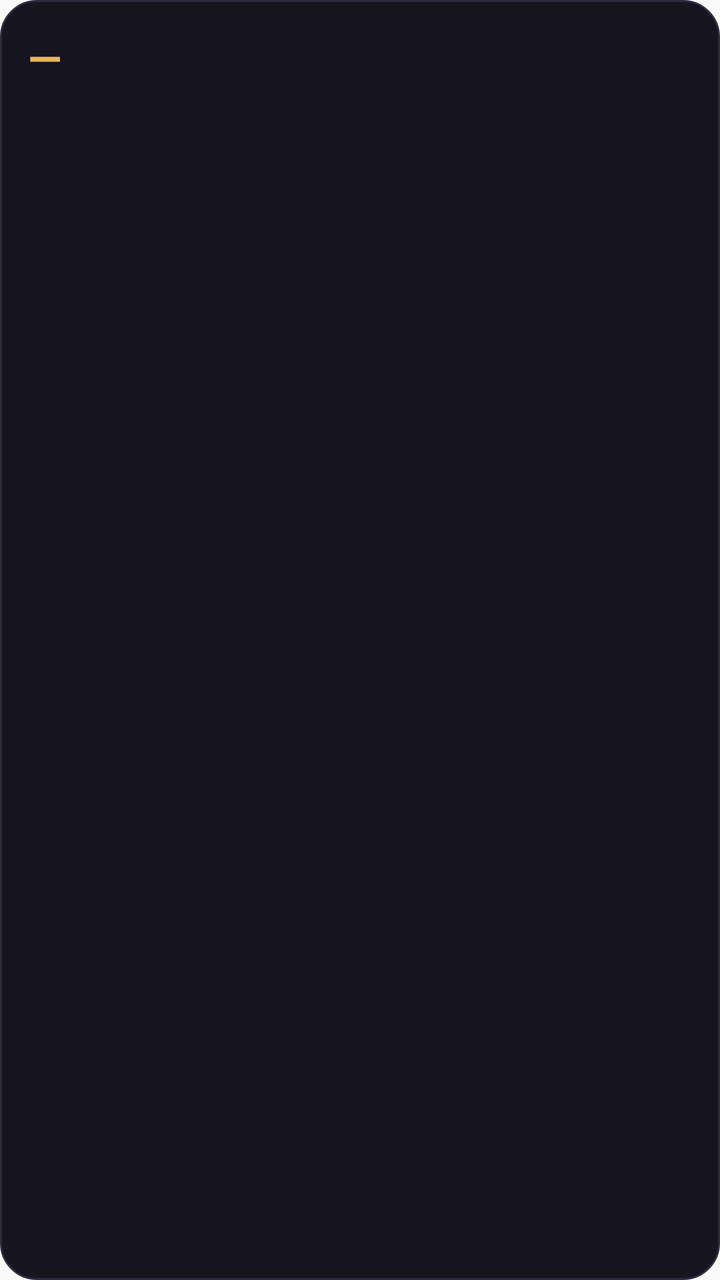
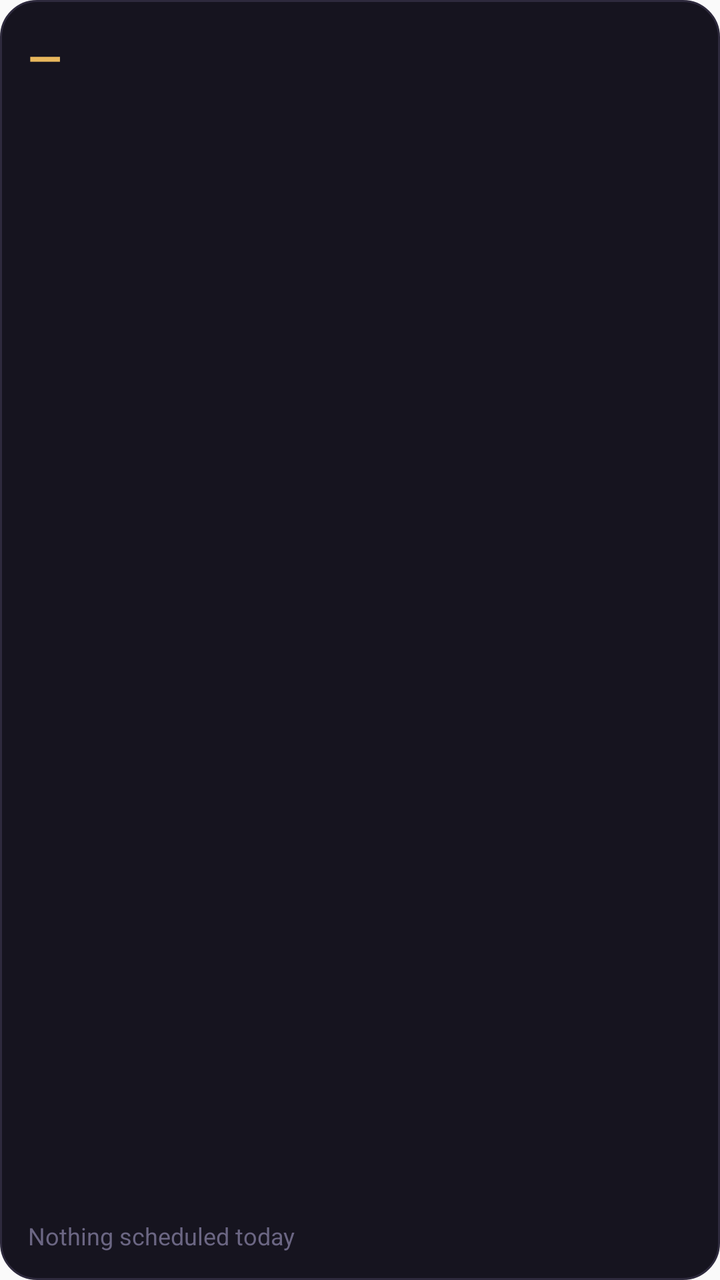

An Android layout rendered at two revisions. The XML below is the earlier revision; the diff shows what the commit changed to produce the second picture.
<!-- AndroidManifest.xml: application theme AppTheme -->
<!-- res/layout/momentum_widget.xml -->
<?xml version="1.0" encoding="utf-8"?>
<LinearLayout xmlns:android="http://schemas.android.com/apk/res/android"
    android:id="@+id/widget_root"
    android:layout_width="match_parent"
    android:layout_height="match_parent"
    android:orientation="vertical"
    android:padding="14dp"
    android:background="@drawable/widget_background">

    <LinearLayout
        android:layout_width="match_parent"
        android:layout_height="wrap_content"
        android:orientation="horizontal"
        android:baselineAligned="true">

        <TextView
            android:id="@+id/widget_progress"
            android:layout_width="wrap_content"
            android:layout_height="wrap_content"
            android:textColor="#E8B75D"
            android:textSize="22sp"
            android:textStyle="bold"
            android:text="@string/widget_placeholder" />

        <TextView
            android:id="@+id/widget_subtitle"
            android:layout_width="0dp"
            android:layout_height="wrap_content"
            android:layout_weight="1"
            android:layout_marginStart="10dp"
            android:textColor="#A29DB8"
            android:textSize="11sp"
            android:maxLines="1"
            android:ellipsize="end"
            android:text="" />
    </LinearLayout>

    <TextView android:id="@+id/row_0" style="@style/MomentumWidgetRow" />
    <TextView android:id="@+id/row_1" style="@style/MomentumWidgetRow" />
    <TextView android:id="@+id/row_2" style="@style/MomentumWidgetRow" />
    <TextView android:id="@+id/row_3" style="@style/MomentumWidgetRow" />

    
    
    <FrameLayout
        android:id="@+id/quit_divider"
        android:layout_width="match_parent"
        android:layout_height="1dp"
        android:layout_marginTop="9dp"
        android:background="#2E2A3D"
        android:visibility="gone" />

    <LinearLayout android:id="@+id/quit_0" style="@style/MomentumWidgetQuitRow">
        <TextView android:id="@+id/quit_0_text" style="@style/MomentumWidgetQuitText" />
        <TextView android:id="@+id/quit_0_urge" style="@style/MomentumWidgetUrge" />
    </LinearLayout>

    <LinearLayout android:id="@+id/quit_1" style="@style/MomentumWidgetQuitRow">
        <TextView android:id="@+id/quit_1_text" style="@style/MomentumWidgetQuitText" />
        <TextView android:id="@+id/quit_1_urge" style="@style/MomentumWidgetUrge" />
    </LinearLayout>
</LinearLayout>
<!-- resources referenced by this layout -->
<resources>
  <!-- drawable widget_background (drawable) -->
  <?xml version="1.0" encoding="utf-8"?>
  <shape xmlns:android="http://schemas.android.com/apk/res/android" android:shape="rectangle">
      <solid android:color="#16141F" />
      <corners android:radius="18dp" />
      <stroke android:width="1dp" android:color="#2E2A3D" />
  </shape>
  <string name="widget_placeholder">—</string>
  <style name="MomentumWidgetQuitRow">
          <item name="android:layout_width">match_parent</item>
          <item name="android:layout_height">wrap_content</item>
          <item name="android:layout_marginTop">6dp</item>
          <item name="android:orientation">horizontal</item>
          <item name="android:gravity">center_vertical</item>
          <item name="android:visibility">gone</item>
      </style>
  <style name="MomentumWidgetQuitText">
          <item name="android:layout_width">0dp</item>
          <item name="android:layout_height">wrap_content</item>
          <item name="android:layout_weight">1</item>
          <item name="android:textColor">#F2EFFA</item>
          <item name="android:textSize">12sp</item>
          <item name="android:maxLines">1</item>
          <item name="android:ellipsize">end</item>
      </style>
  <style name="MomentumWidgetRow">
          <item name="android:layout_width">match_parent</item>
          <item name="android:layout_height">wrap_content</item>
          <item name="android:layout_marginTop">6dp</item>
          <item name="android:textColor">#F2EFFA</item>
          <item name="android:textSize">12sp</item>
          <item name="android:maxLines">1</item>
          <item name="android:ellipsize">end</item>
          <item name="android:visibility">gone</item>
      </style>
  <style name="MomentumWidgetUrge">
          <item name="android:layout_width">wrap_content</item>
          <item name="android:layout_height">wrap_content</item>
          <item name="android:layout_marginStart">8dp</item>
          <item name="android:paddingStart">11dp</item>
          <item name="android:paddingEnd">11dp</item>
          <item name="android:paddingTop">4dp</item>
          <item name="android:paddingBottom">4dp</item>
          <item name="android:background">@drawable/widget_urge</item>
          <item name="android:textColor">#5FC7C0</item>
          <item name="android:textSize">12sp</item>
          <item name="android:textStyle">bold</item>
          <item name="android:text">@string/widget_urge</item>
      </style>
  <style name="AppTheme" parent="Theme.AppCompat.Light.DarkActionBar">
          
          <item name="colorPrimary">@color/colorPrimary</item>
          <item name="colorPrimaryDark">@color/colorPrimaryDark</item>
          <item name="colorAccent">@color/colorAccent</item>
      </style>
  <!-- drawable widget_urge (drawable) -->
  <?xml version="1.0" encoding="utf-8"?>
  <shape xmlns:android="http://schemas.android.com/apk/res/android" android:shape="rectangle">
      <solid android:color="#1F5FC7C0" />
      <corners android:radius="999dp" />
      <stroke android:width="1dp" android:color="#4D5FC7C0" />
  </shape>
  <string name="widget_urge">Urge</string>
</resources>

<!-- the commit's change to res/layout/momentum_widget.xml (unified diff, before → after) -->
@@ -35,12 +35,45 @@
             android:text="" />
     </LinearLayout>
 
-    <TextView android:id="@+id/row_0" style="@style/MomentumWidgetRow" />
-    <TextView android:id="@+id/row_1" style="@style/MomentumWidgetRow" />
-    <TextView android:id="@+id/row_2" style="@style/MomentumWidgetRow" />
-    <TextView android:id="@+id/row_3" style="@style/MomentumWidgetRow" />
+    
+    <LinearLayout android:id="@+id/quit_0" style="@style/MomentumWidgetQuitRow">
+        <LinearLayout
+            android:layout_width="0dp"
+            android:layout_height="wrap_content"
+            android:layout_weight="1"
+            android:orientation="vertical">
+            <LinearLayout
+                android:layout_width="match_parent"
+                android:layout_height="wrap_content"
+                android:orientation="horizontal"
+                android:baselineAligned="true">
+                <TextView android:id="@+id/quit_0_time" style="@style/MomentumWidgetQuitTime" />
+                <TextView android:id="@+id/quit_0_name" style="@style/MomentumWidgetQuitName" />
+            </LinearLayout>
+            <TextView android:id="@+id/quit_0_detail" style="@style/MomentumWidgetQuitDetail" />
+        </LinearLayout>
+        <TextView android:id="@+id/quit_0_urge" style="@style/MomentumWidgetUrge" />
+    </LinearLayout>
 
-    
+    <LinearLayout android:id="@+id/quit_1" style="@style/MomentumWidgetQuitRow">
+        <LinearLayout
+            android:layout_width="0dp"
+            android:layout_height="wrap_content"
+            android:layout_weight="1"
+            android:orientation="vertical">
+            <LinearLayout
+                android:layout_width="match_parent"
+                android:layout_height="wrap_content"
+                android:orientation="horizontal"
+                android:baselineAligned="true">
+                <TextView android:id="@+id/quit_1_time" style="@style/MomentumWidgetQuitTime" />
+                <TextView android:id="@+id/quit_1_name" style="@style/MomentumWidgetQuitName" />
+            </LinearLayout>
+            <TextView android:id="@+id/quit_1_detail" style="@style/MomentumWidgetQuitDetail" />
+        </LinearLayout>
+        <TextView android:id="@+id/quit_1_urge" style="@style/MomentumWidgetUrge" />
+    </LinearLayout>
+
     
     <FrameLayout
         android:id="@+id/quit_divider"
@@ -50,13 +83,23 @@
         android:background="#2E2A3D"
         android:visibility="gone" />
 
-    <LinearLayout android:id="@+id/quit_0" style="@style/MomentumWidgetQuitRow">
-        <TextView android:id="@+id/quit_0_text" style="@style/MomentumWidgetQuitText" />
-        <TextView android:id="@+id/quit_0_urge" style="@style/MomentumWidgetUrge" />
-    </LinearLayout>
+    
+    <ListView
+        android:id="@+id/widget_list"
+        android:layout_width="match_parent"
+        android:layout_height="0dp"
+        android:layout_weight="1"
+        android:layout_marginTop="4dp"
+        android:divider="@null"
+        android:dividerHeight="0dp"
+        android:scrollbars="none" />
 
-    <LinearLayout android:id="@+id/quit_1" style="@style/MomentumWidgetQuitRow">
-        <TextView android:id="@+id/quit_1_text" style="@style/MomentumWidgetQuitText" />
-        <TextView android:id="@+id/quit_1_urge" style="@style/MomentumWidgetUrge" />
-    </LinearLayout>
+    <TextView
+        android:id="@+id/widget_list_empty"
+        android:layout_width="match_parent"
+        android:layout_height="wrap_content"
+        android:layout_marginTop="8dp"
+        android:textColor="#6B6683"
+        android:textSize="12sp"
+        android:text="@string/widget_empty" />
 </LinearLayout>
<!-- resource entries referenced after the edit -->
@@ -7,45 +7,54 @@
       <corners android:radius="18dp" />
       <stroke android:width="1dp" android:color="#2E2A3D" />
   </shape>
+  <string name="widget_empty">Nothing scheduled today</string>
   <string name="widget_placeholder">—</string>
+  <style name="MomentumWidgetQuitDetail">
+          <item name="android:layout_width">match_parent</item>
+          <item name="android:layout_height">wrap_content</item>
+          <item name="android:textColor">#A29DB8</item>
+          <item name="android:textSize">11sp</item>
+          <item name="android:maxLines">2</item>
+          <item name="android:ellipsize">end</item>
+      </style>
+  <style name="MomentumWidgetQuitName">
+          <item name="android:layout_width">0dp</item>
+          <item name="android:layout_height">wrap_content</item>
+          <item name="android:layout_weight">1</item>
+          <item name="android:layout_marginStart">9dp</item>
+          <item name="android:textColor">#F2EFFA</item>
+          <item name="android:textSize">13sp</item>
+          <item name="android:textStyle">bold</item>
+          <item name="android:maxLines">1</item>
+          <item name="android:ellipsize">end</item>
+      </style>
   <style name="MomentumWidgetQuitRow">
           <item name="android:layout_width">match_parent</item>
           <item name="android:layout_height">wrap_content</item>
-          <item name="android:layout_marginTop">6dp</item>
+          <item name="android:layout_marginTop">8dp</item>
           <item name="android:orientation">horizontal</item>
           <item name="android:gravity">center_vertical</item>
           <item name="android:visibility">gone</item>
       </style>
-  <style name="MomentumWidgetQuitText">
-          <item name="android:layout_width">0dp</item>
+  <style name="MomentumWidgetQuitTime">
+          <item name="android:layout_width">wrap_content</item>
           <item name="android:layout_height">wrap_content</item>
-          <item name="android:layout_weight">1</item>
-          <item name="android:textColor">#F2EFFA</item>
-          <item name="android:textSize">12sp</item>
+          <item name="android:textColor">#5FC7C0</item>
+          <item name="android:textSize">32sp</item>
+          <item name="android:textStyle">bold</item>
           <item name="android:maxLines">1</item>
-          <item name="android:ellipsize">end</item>
-      </style>
-  <style name="MomentumWidgetRow">
-          <item name="android:layout_width">match_parent</item>
-          <item name="android:layout_height">wrap_content</item>
-          <item name="android:layout_marginTop">6dp</item>
-          <item name="android:textColor">#F2EFFA</item>
-          <item name="android:textSize">12sp</item>
-          <item name="android:maxLines">1</item>
-          <item name="android:ellipsize">end</item>
-          <item name="android:visibility">gone</item>
       </style>
   <style name="MomentumWidgetUrge">
           <item name="android:layout_width">wrap_content</item>
           <item name="android:layout_height">wrap_content</item>
           <item name="android:layout_marginStart">8dp</item>
-          <item name="android:paddingStart">11dp</item>
-          <item name="android:paddingEnd">11dp</item>
-          <item name="android:paddingTop">4dp</item>
-          <item name="android:paddingBottom">4dp</item>
+          <item name="android:paddingStart">16dp</item>
+          <item name="android:paddingEnd">16dp</item>
+          <item name="android:paddingTop">9dp</item>
+          <item name="android:paddingBottom">9dp</item>
           <item name="android:background">@drawable/widget_urge</item>
           <item name="android:textColor">#5FC7C0</item>
-          <item name="android:textSize">12sp</item>
+          <item name="android:textSize">14sp</item>
           <item name="android:textStyle">bold</item>
           <item name="android:text">@string/widget_urge</item>
       </style>
